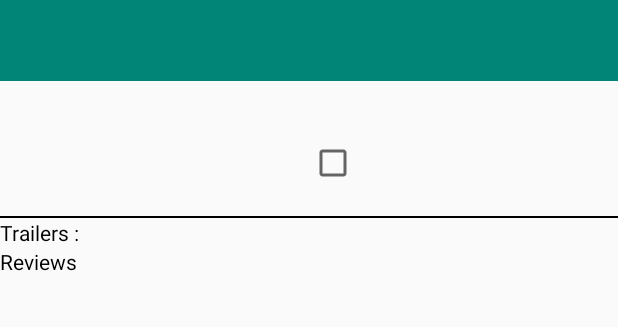
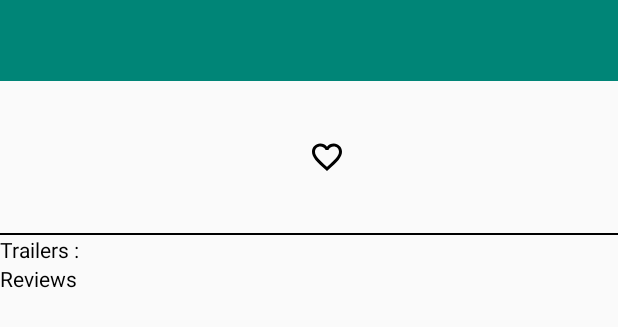
Before and after one commit to jayhuanryu/prepwork, an Android app: the layout activity_detail_page.xml on its own in the app's theme, with its tools: preview values and no code run, on a phone screen of 412 x 824 dp. Shown: the top 327 px of the screen. Run offline under Robolectric (Android 15) with nearby library versions, the phone set to English and light mode, and no system bars; network calls fail.

Commit message:
added runtime and modify checkbox with vector image set

```diff
--- a/app/src/main/java/com/example/moviedb/DetailPageActivity.kt
+++ b/app/src/main/java/com/example/moviedb/DetailPageActivity.kt
@@ -93,7 +93,9 @@ class DetailPageActivity : BaseActivity() {
 
 
         viewModel.searchByLiveData.observe(this, Observer {
-            viewModel.postData(it)
+            if (it != null) {
+                viewModel.postData(it)
+            }
         })
 
 
@@ -102,6 +104,7 @@ class DetailPageActivity : BaseActivity() {
     private fun initData(item : MainResultsDataModel) {
         viewModel.getReviewData(item.id)
         viewModel.getTrailerData(item.id)
+        viewModel.getDetailData(item.id)
     }
 
 
--- a/app/src/main/java/com/example/moviedb/http_utils/MovieDbServicesInterface.kt
+++ b/app/src/main/java/com/example/moviedb/http_utils/MovieDbServicesInterface.kt
@@ -2,6 +2,7 @@ package com.example.moviedb.http_utils
 
 import com.example.moviedb.Consts
 import com.example.moviedb.data_models.MainDataModel
+import com.example.moviedb.data_models.MainResultsDataModel
 import com.example.moviedb.data_models.ReviewDataModel
 import com.example.moviedb.data_models.TrailerDataModel
 import com.jakewharton.retrofit2.adapter.rxjava2.RxJava2CallAdapterFactory
@@ -38,4 +39,7 @@ interface MovieDBServicesInterface {
     @GET("movie/{id}/videos")
     fun getVideos(@Path("id") id : Int, @Query("api_key")key : String) : Observable<TrailerDataModel>
 
+    @GET("movie/{id}")
+    fun getDetail(@Path("id")id : Int, @Query("api_key") key : String) : Observable<MainResultsDataModel>
+
 }
--- /dev/null
+++ b/app/src/main/res/drawable/ic_favorite_black_24dp.xml
@@ -0,0 +1,9 @@
+<vector xmlns:android="http://schemas.android.com/apk/res/android"
+        android:width="24dp"
+        android:height="24dp"
+        android:viewportWidth="24.0"
+        android:viewportHeight="24.0">
+    <path
+        android:fillColor="#FF000000"
+        android:pathData="M12,21.35l-1.45,-1.32C5.4,15.36 2,12.28 2,8.5 2,5.42 4.42,3 7.5,3c1.74,0 3.41,0.81 4.5,2.09C13.09,3.81 14.76,3 16.5,3 19.58,3 22,5.42 22,8.5c0,3.78 -3.4,6.86 -8.55,11.54L12,21.35z"/>
+</vector>
--- /dev/null
+++ b/app/src/main/res/drawable/ic_favorite_border_black_24dp.xml
@@ -0,0 +1,9 @@
+<vector xmlns:android="http://schemas.android.com/apk/res/android"
+        android:width="24dp"
+        android:height="24dp"
+        android:viewportWidth="24.0"
+        android:viewportHeight="24.0">
+    <path
+        android:fillColor="#FF000000"
+        android:pathData="M16.5,3c-1.74,0 -3.41,0.81 -4.5,2.09C10.91,3.81 9.24,3 7.5,3 4.42,3 2,5.42 2,8.5c0,3.78 3.4,6.86 8.55,11.54L12,21.35l1.45,-1.32C18.6,15.36 22,12.28 22,8.5 22,5.42 19.58,3 16.5,3zM12.1,18.55l-0.1,0.1 -0.1,-0.1C7.14,14.24 4,11.39 4,8.5 4,6.5 5.5,5 7.5,5c1.54,0 3.04,0.99 3.57,2.36h1.87C13.46,5.99 14.96,5 16.5,5c2,0 3.5,1.5 3.5,3.5 0,2.89 -3.14,5.74 -7.9,10.05z"/>
+</vector>
--- /dev/null
+++ b/app/src/main/res/drawable/selector_detailview_checkbox.xml
@@ -0,0 +1,8 @@
+<?xml version="1.0" encoding="utf-8"?>
+<selector xmlns:android="http://schemas.android.com/apk/res/android">
+    <item android:drawable="@drawable/ic_favorite_border_black_24dp"
+        android:state_checked="false"/>
+    <item android:drawable="@drawable/ic_favorite_black_24dp"
+        android:state_checked="true"/>
+    <item android:drawable="@drawable/ic_favorite_border_black_24dp"/>
+</selector>
--- a/app/src/main/res/layout/activity_detail_page.xml
+++ b/app/src/main/res/layout/activity_detail_page.xml
@@ -78,14 +78,24 @@
                         android:id="@+id/tvRating"
                         android:layout_width="wrap_content"
                         android:layout_height="wrap_content"
-                        android:text="@{Float.toString(viewModel.mainResultDataModel.vote_average)}"/>
+                        app:setRatingText="@{viewModel.mainResultDataModel.vote_average}"/>
+
+                    <!-- android:text="@{Float.toString(viewModel.mainResultDataModel.vote_average)}" -->
 
                    <CheckBox
                        android:id="@+id/cbIsLiked"
                        android:layout_width="wrap_content"
                        android:layout_height="wrap_content"
+                       android:button="@drawable/selector_detailview_checkbox"
                        android:checked="@{viewModel.mainResultDataModel.liked}"
                        android:onClick="@{() -> listener.onIsLikedClicked(viewModel)}"/>
+
+                    <TextView
+                        android:id="@+id/tvRunTime"
+                        android:layout_width="wrap_content"
+                        android:layout_height="wrap_content"
+                        app:setRunTimeText="@{viewModel.mainResultDataModel.runtime}" />
+
 
 
                 </LinearLayout>
--- a/gradle.properties
+++ b/gradle.properties
@@ -28,4 +28,4 @@ kotlin.code.style=official
 
 
 
-api_key = "XXXX"
+api_key = "5819842be6fc7a6bfc14b83b5bbd73c3"
```
Also changed, not shown: app/src/main/java/com/example/moviedb/data_models/DetailDataModel.kt (added, +123 -0 lines), app/src/main/java/com/example/moviedb/data_models/MainResultsDataModel.kt (+19 -3 lines), app/src/main/java/com/example/moviedb/view_models/DetailPageViewModel.kt (+17 -6 lines), 1 other file.
